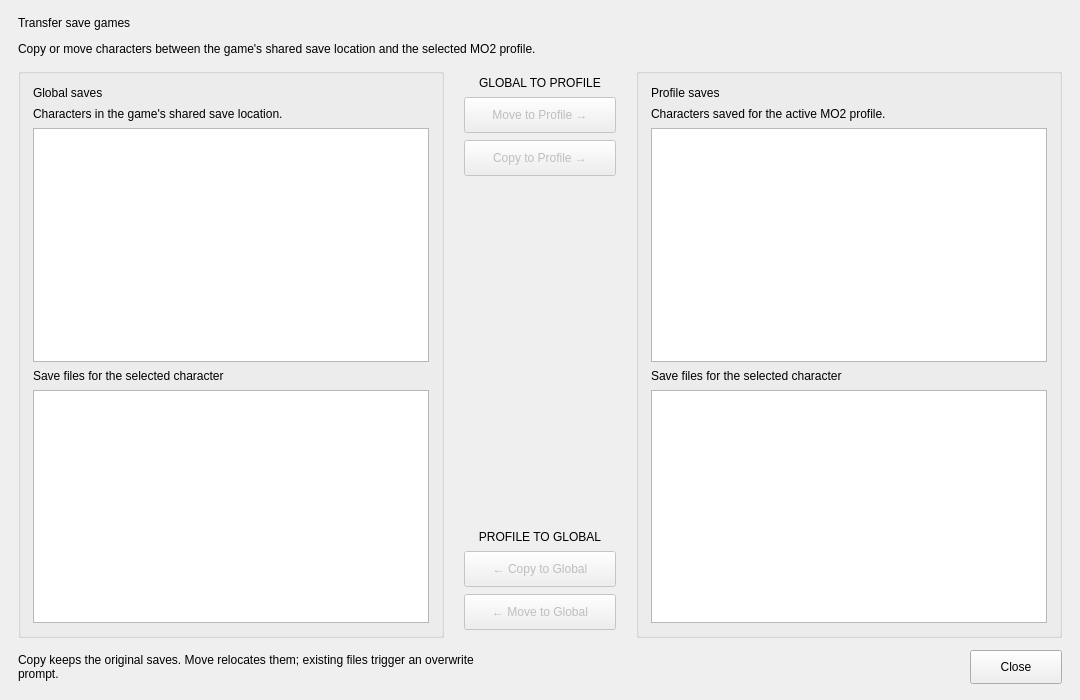
ArialSenki/MO2-Revamped, file source/modorganizer/src/transfersavesdialog.ui: the form before one commit.
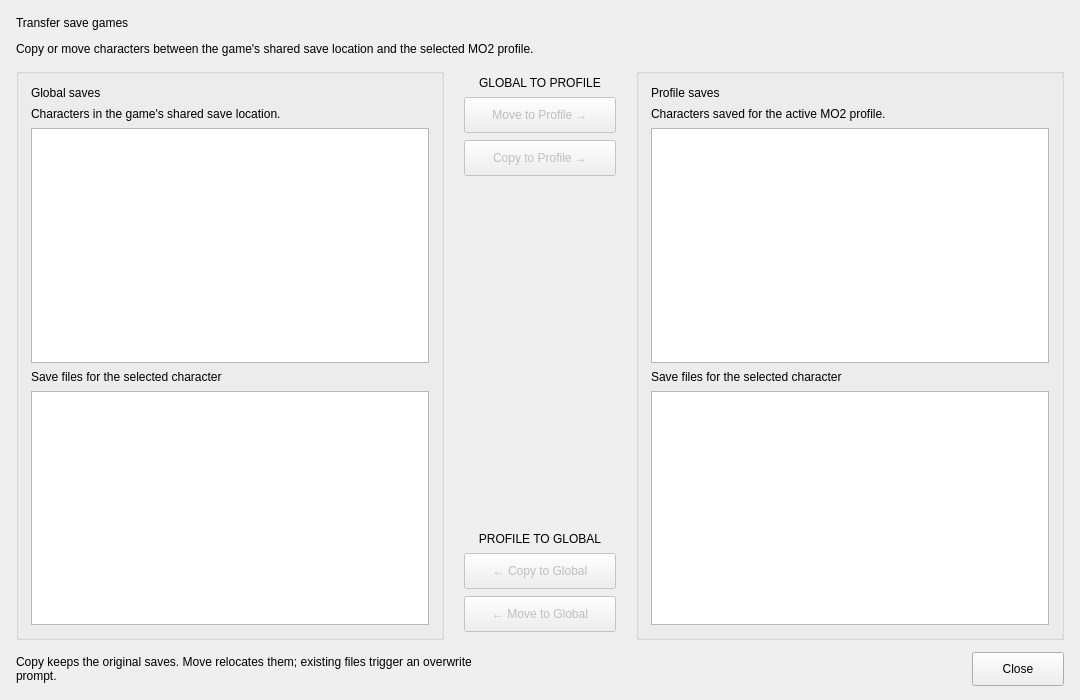
The form after the commit.

Patch:
```diff
--- a/source/modorganizer/src/transfersavesdialog.ui
+++ b/source/modorganizer/src/transfersavesdialog.ui
@@ -21,16 +21,16 @@
    </property>
    <layout class="QVBoxLayout" name="transferSavesMainLayout">
     <property name="leftMargin">
-     <number>18</number>
+     <number>16</number>
     </property>
     <property name="topMargin">
      <number>16</number>
     </property>
     <property name="rightMargin">
-     <number>18</number>
+     <number>16</number>
     </property>
     <property name="bottomMargin">
-     <number>16</number>
+     <number>14</number>
     </property>
     <property name="spacing">
      <number>12</number>
```
